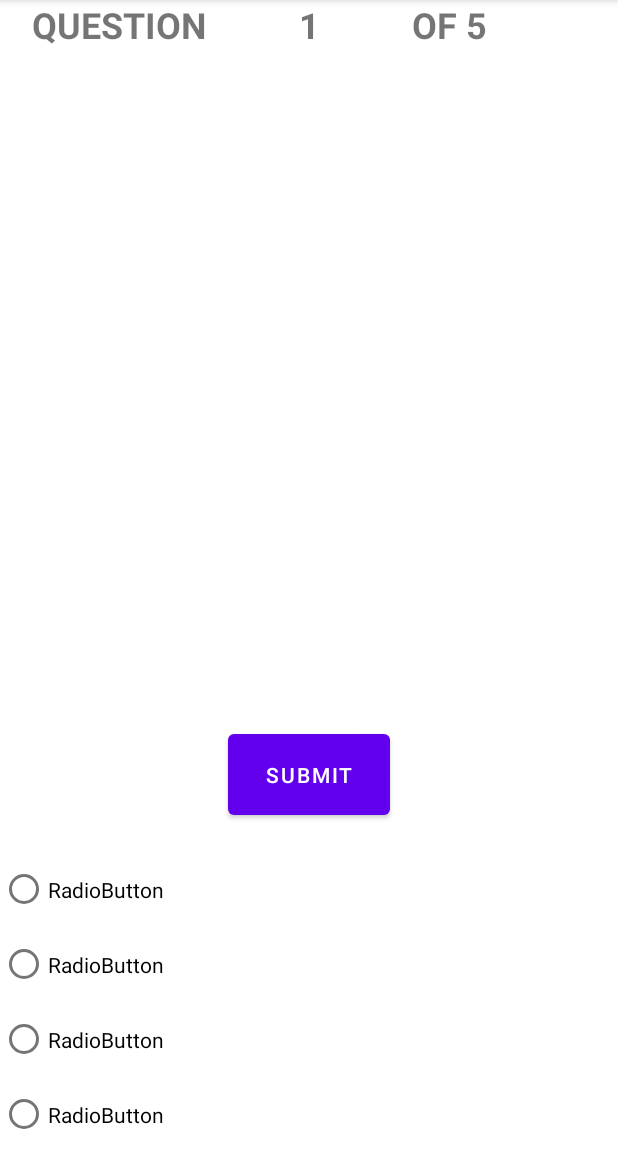
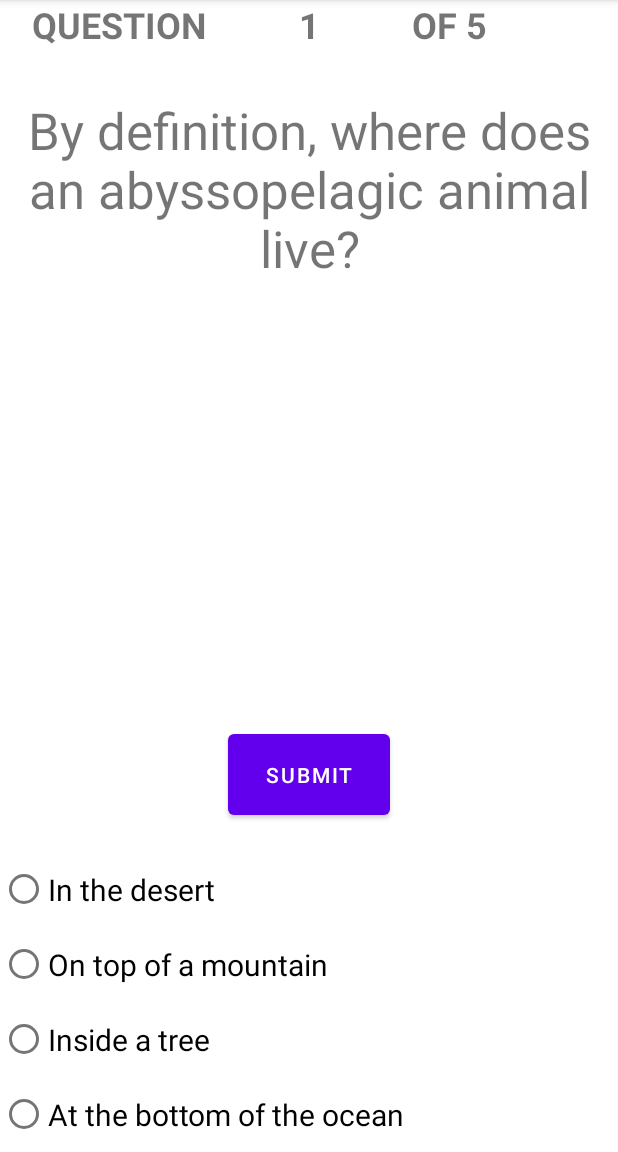
Before and after one commit to aczar09/Trivia-Game-Android, an Android app: the screen it shows after launch (MainActivity), after a tap on "WHO WANTS TO BE A MILLIONAIRE?", on a phone screen of 412 x 824 dp, the part 84-1236 px from its top. Run offline under Robolectric (Android 15) with nearby library versions, the phone set to English and light mode, and no system bars.

Commit message:
Fixed the choices and stuff

```diff
--- a/android-studio-project/app/src/main/java/edu/vassar/cmpu203/triviagame/IActiveQuestionView.java
+++ /dev/null
@@ -1,9 +0,0 @@
-package edu.vassar.cmpu203.triviagame;
-
-public interface IActiveQuestionView {
-    interface Listener{
-        void onSubmit(boolean rightAns);
-
-        int questionNumber();
-    }
-}
--- a/android-studio-project/app/src/main/java/edu/vassar/cmpu203/triviagame/controller/MainActivity.java
+++ b/android-studio-project/app/src/main/java/edu/vassar/cmpu203/triviagame/controller/MainActivity.java
@@ -4,8 +4,8 @@ import android.os.Bundle;
 
 import androidx.appcompat.app.AppCompatActivity;
 
-import edu.vassar.cmpu203.triviagame.ActiveQuestion;
-import edu.vassar.cmpu203.triviagame.IActiveQuestionView;
+import edu.vassar.cmpu203.triviagame.view.ActiveQuestion;
+import edu.vassar.cmpu203.triviagame.view.IActiveQuestionView;
 import edu.vassar.cmpu203.triviagame.model.Choice;
 import edu.vassar.cmpu203.triviagame.model.IGameShow;
 import edu.vassar.cmpu203.triviagame.model.Player;
@@ -21,7 +21,6 @@ import edu.vassar.cmpu203.triviagame.view.IGameLostView;
 import edu.vassar.cmpu203.triviagame.view.IGameModeView;
 import edu.vassar.cmpu203.triviagame.view.IGameWonView;
 import edu.vassar.cmpu203.triviagame.view.IMainView;
-import edu.vassar.cmpu203.triviagame.view.IQuestionView;
 import edu.vassar.cmpu203.triviagame.view.MainView;
 //import edu.vassar.cmpu203.triviagame.view.QuestionFragment;
 import edu.vassar.cmpu203.triviagame.view.correct_ans_Fragment;
@@ -55,14 +54,14 @@ public class MainActivity extends AppCompatActivity implements IGameConfigView.L
         this.setContentView(mainView.getRootView());
         this.mainView.displayFragment(new GameConfigFragment(this),true, "game-config");
     }
-    public void setCurQuestion(IGameShow gameShow){
-        this.activeQuestion = gameShow.getQuestion();
-        //Viewbag.activeQuestion = this.activeQuestion;
+
+    @Override
+    public Question getQuestion(){
+        this.activeQuestion = questionBase.getQuestion();
+        return this.activeQuestion;
     }
 
-    //public void checkPlayerAns(int index){
-       // this.activeQuestion.isCorrect(index);
-    //}
+
     public void checkAnswer(Question q, int index){
         boolean isCorrect = q.isCorrect(index);
         activeQuestion = q;
@@ -83,7 +82,7 @@ public class MainActivity extends AppCompatActivity implements IGameConfigView.L
     @Override
     public void onWWM(){
         ActiveQuestion questionFragment = new ActiveQuestion(this);
-        this.setCurQuestion(questionBase);
+        //this.setCurQuestion(questionBase);
         //questionFragment.setQuestionDisplay(activeQuestion);
         this.mainView.displayFragment(questionFragment, true, "first-question");
     }
--- a/android-studio-project/app/src/main/java/edu/vassar/cmpu203/triviagame/ActiveQuestion.java
+++ b/android-studio-project/app/src/main/java/edu/vassar/cmpu203/triviagame/view/ActiveQuestion.java
@@ -1,4 +1,4 @@
-package edu.vassar.cmpu203.triviagame;
+package edu.vassar.cmpu203.triviagame.view;
 
 import android.os.Bundle;
 
@@ -11,9 +11,10 @@ import android.view.View;
 import android.view.ViewGroup;
 
 import edu.vassar.cmpu203.triviagame.databinding.FragmentActiveQuestionBinding;
+import edu.vassar.cmpu203.triviagame.model.Question;
 
 
-public class ActiveQuestion extends Fragment implements IActiveQuestionView{
+public class ActiveQuestion extends Fragment implements IActiveQuestionView {
 
     private FragmentActiveQuestionBinding binding;
     private Listener listener;
@@ -34,11 +35,21 @@ public class ActiveQuestion extends Fragment implements IActiveQuestionView{
 
     @Override
     public void onViewCreated(@NonNull View view, @Nullable Bundle savedInstanceState){
-        String qNumber = "" + numQuestion();
-        this.binding.numCount.setText(qNumber);
+        int qNumber = numQuestion();
+        this.binding.numCount.setText("" + qNumber);
+        Question q = curQuestion();
+        this.binding.aQuestion.setText(q.getPrompt());
+        this.binding.choicea.setText(q.getChoice(0).toString());
+        this.binding.choiceb.setText(q.getChoice(1).toString());
+        this.binding.choicec.setText(q.getChoice(2).toString());
+        this.binding.choiced.setText(q.getChoice(3).toString());
     }
 
     public int numQuestion(){
         return this.listener.questionNumber();
     }
+
+    public Question curQuestion() {
+        return this.listener.getQuestion();
+    }
 }
--- /dev/null
+++ b/android-studio-project/app/src/main/java/edu/vassar/cmpu203/triviagame/view/IActiveQuestionView.java
@@ -0,0 +1,16 @@
+package edu.vassar.cmpu203.triviagame.view;
+
+import edu.vassar.cmpu203.triviagame.model.Question;
+
+public interface IActiveQuestionView {
+
+
+    interface Listener{
+        void onSubmit(boolean rightAns);
+
+        int questionNumber();
+
+        Question getQuestion();
+        //void setCurQuestion();
+    }
+}
--- a/android-studio-project/app/src/main/res/layout/fragment_active_question.xml
+++ b/android-studio-project/app/src/main/res/layout/fragment_active_question.xml
@@ -5,7 +5,7 @@
     android:id="@+id/frameLayout7"
     android:layout_width="match_parent"
     android:layout_height="match_parent"
-    tools:context=".ActiveQuestion">
+    tools:context=".view.ActiveQuestion">
 
     <RadioGroup
         android:id="@+id/radioGroup2"
@@ -16,28 +16,32 @@
         app:layout_constraintStart_toStartOf="parent">
 
         <RadioButton
-            android:id="@+id/radioButton5"
+            android:id="@+id/choicea"
             android:layout_width="match_parent"
             android:layout_height="50dp"
-            android:text="RadioButton" />
+            android:text="RadioButton"
+            android:textSize="20sp" />
 
         <RadioButton
-            android:id="@+id/radioButton6"
+            android:id="@+id/choiceb"
             android:layout_width="match_parent"
             android:layout_height="50dp"
-            android:text="RadioButton" />
+            android:text="RadioButton"
+            android:textSize="20sp" />
 
         <RadioButton
-            android:id="@+id/radioButton7"
+            android:id="@+id/choicec"
             android:layout_width="match_parent"
             android:layout_height="50dp"
-            android:text="RadioButton" />
+            android:text="RadioButton"
+            android:textSize="20sp" />
 
         <RadioButton
-            android:id="@+id/radioButton8"
+            android:id="@+id/choiced"
             android:layout_width="match_parent"
             android:layout_height="50dp"
-            android:text="RadioButton" />
+            android:text="RadioButton"
+            android:textSize="20sp" />
     </RadioGroup>
 
     <TextView
```
